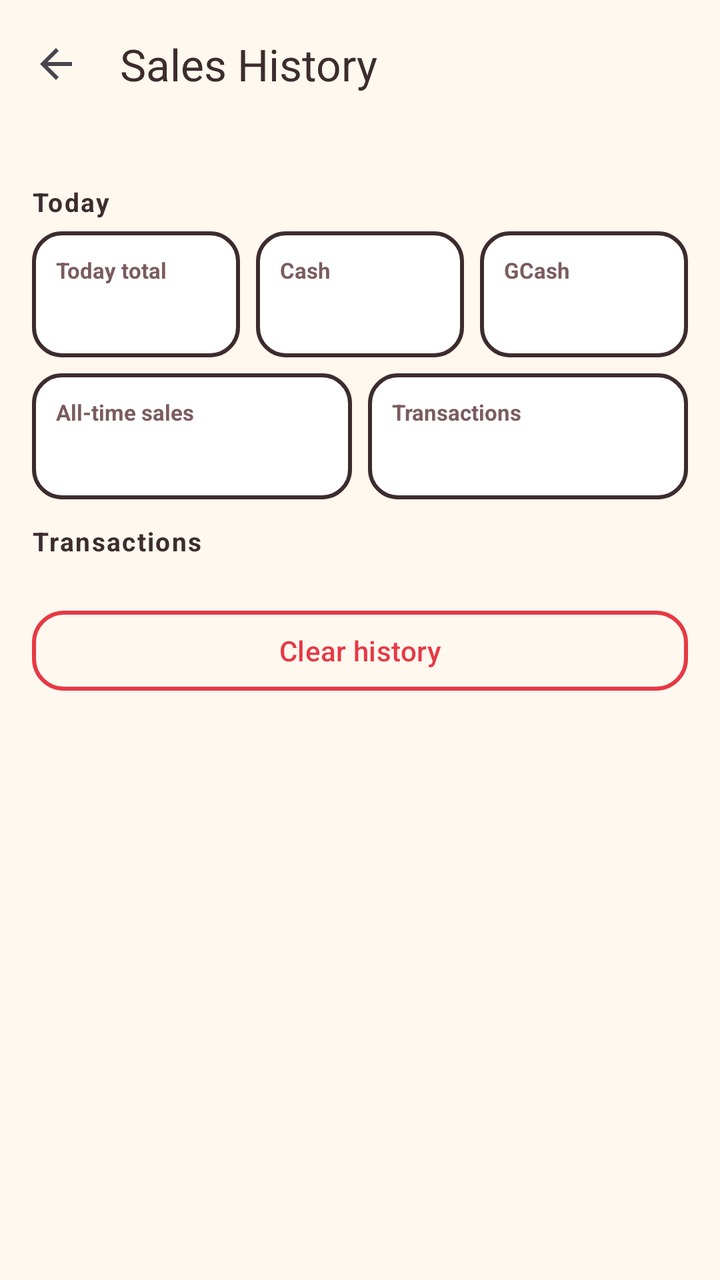
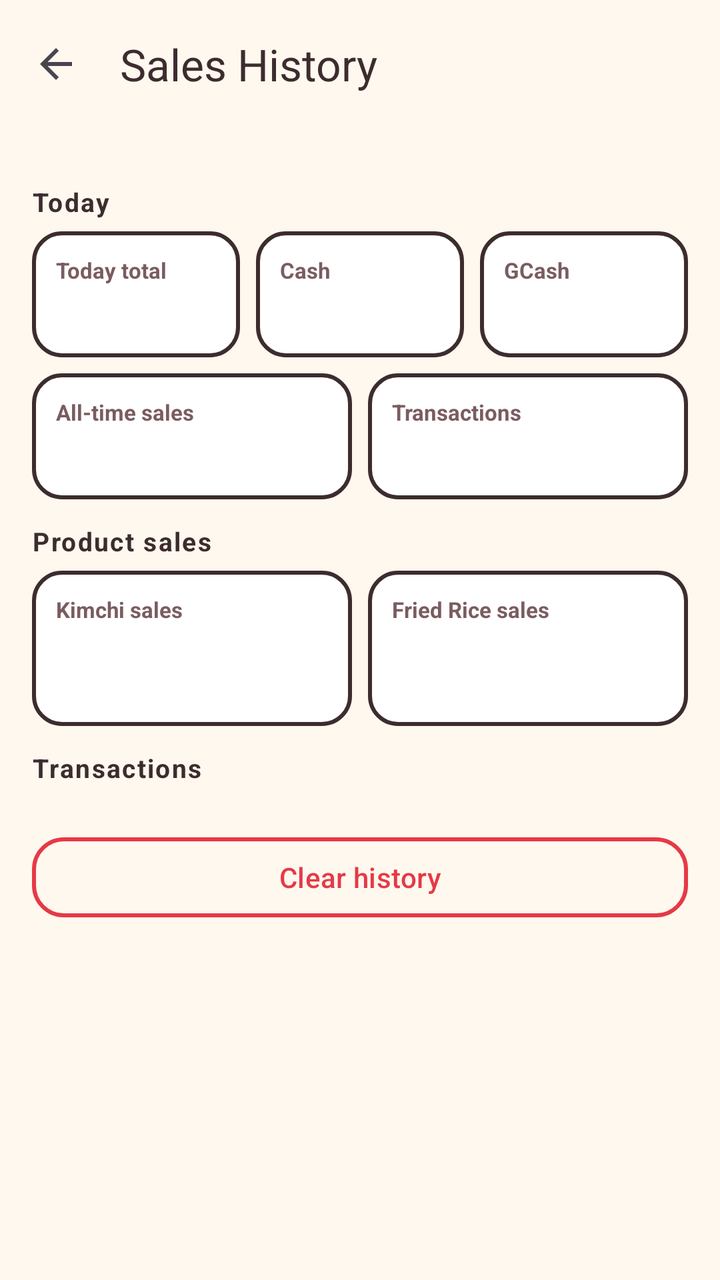

An Android layout rendered at two revisions. The XML below is the earlier revision; the diff shows what the commit changed to produce the second picture.
<!-- AndroidManifest.xml: application theme Theme.BojjisPOS -->
<!-- res/layout/activity_sales_history.xml -->
<?xml version="1.0" encoding="utf-8"?>
<LinearLayout xmlns:android="http://schemas.android.com/apk/res/android"
    xmlns:app="http://schemas.android.com/apk/res-auto"
    android:layout_width="match_parent"
    android:layout_height="match_parent"
    android:background="#FFF8EF"
    android:orientation="vertical">

    <com.google.android.material.appbar.MaterialToolbar
        android:id="@+id/toolbar"
        android:layout_width="match_parent"
        android:layout_height="?attr/actionBarSize"
        android:background="#FFF8EF"
        app:navigationIcon="?attr/homeAsUpIndicator"
        app:title="@string/history"
        app:titleTextColor="#3D2C2E" />

    <androidx.core.widget.NestedScrollView
        android:layout_width="match_parent"
        android:layout_height="match_parent">

        <LinearLayout
            android:layout_width="match_parent"
            android:layout_height="wrap_content"
            android:orientation="vertical"
            android:padding="16dp">

            <TextView
                style="@style/SectionLabel"
                android:text="@string/today" />

            <LinearLayout
                android:layout_width="match_parent"
                android:layout_height="wrap_content"
                android:orientation="horizontal">

                <LinearLayout
                    android:layout_width="0dp"
                    android:layout_height="wrap_content"
                    android:layout_weight="1"
                    android:orientation="vertical"
                    android:background="@drawable/bg_stat"
                    android:padding="12dp"
                    android:layout_marginEnd="4dp">

                    <TextView
                        android:layout_width="match_parent"
                        android:layout_height="wrap_content"
                        android:text="@string/today_total"
                        android:textColor="#7A5C60"
                        android:textSize="11sp"
                        android:textStyle="bold" />

                    <TextView
                        android:id="@+id/statTodayTotal"
                        android:layout_width="match_parent"
                        android:layout_height="wrap_content"
                        android:textColor="#E63946"
                        android:textSize="18sp"
                        android:textStyle="bold" />
                </LinearLayout>

                <LinearLayout
                    android:layout_width="0dp"
                    android:layout_height="wrap_content"
                    android:layout_weight="1"
                    android:orientation="vertical"
                    android:background="@drawable/bg_stat"
                    android:padding="12dp"
                    android:layout_marginStart="4dp"
                    android:layout_marginEnd="4dp">

                    <TextView
                        android:layout_width="match_parent"
                        android:layout_height="wrap_content"
                        android:text="@string/cash"
                        android:textColor="#7A5C60"
                        android:textSize="11sp"
                        android:textStyle="bold" />

                    <TextView
                        android:id="@+id/statTodayCash"
                        android:layout_width="match_parent"
                        android:layout_height="wrap_content"
                        android:textColor="#E63946"
                        android:textSize="18sp"
                        android:textStyle="bold" />
                </LinearLayout>

                <LinearLayout
                    android:layout_width="0dp"
                    android:layout_height="wrap_content"
                    android:layout_weight="1"
                    android:orientation="vertical"
                    android:background="@drawable/bg_stat"
                    android:padding="12dp"
                    android:layout_marginStart="4dp">

                    <TextView
                        android:layout_width="match_parent"
                        android:layout_height="wrap_content"
                        android:text="@string/gcash"
                        android:textColor="#7A5C60"
                        android:textSize="11sp"
                        android:textStyle="bold" />

                    <TextView
                        android:id="@+id/statTodayGcash"
                        android:layout_width="match_parent"
                        android:layout_height="wrap_content"
                        android:textColor="#E63946"
                        android:textSize="18sp"
                        android:textStyle="bold" />
                </LinearLayout>
            </LinearLayout>

            <LinearLayout
                android:layout_width="match_parent"
                android:layout_height="wrap_content"
                android:orientation="horizontal"
                android:layout_marginTop="8dp">

                <LinearLayout
                    android:layout_width="0dp"
                    android:layout_height="wrap_content"
                    android:layout_weight="1"
                    android:orientation="vertical"
                    android:background="@drawable/bg_stat"
                    android:padding="12dp"
                    android:layout_marginEnd="4dp">

                    <TextView
                        android:layout_width="match_parent"
                        android:layout_height="wrap_content"
                        android:text="@string/all_time"
                        android:textColor="#7A5C60"
                        android:textSize="11sp"
                        android:textStyle="bold" />

                    <TextView
                        android:id="@+id/statAllTime"
                        android:layout_width="match_parent"
                        android:layout_height="wrap_content"
                        android:textColor="#E63946"
                        android:textSize="18sp"
                        android:textStyle="bold" />
                </LinearLayout>

                <LinearLayout
                    android:layout_width="0dp"
                    android:layout_height="wrap_content"
                    android:layout_weight="1"
                    android:orientation="vertical"
                    android:background="@drawable/bg_stat"
                    android:padding="12dp"
                    android:layout_marginStart="4dp">

                    <TextView
                        android:layout_width="match_parent"
                        android:layout_height="wrap_content"
                        android:text="@string/total_txns"
                        android:textColor="#7A5C60"
                        android:textSize="11sp"
                        android:textStyle="bold" />

                    <TextView
                        android:id="@+id/statCount"
                        android:layout_width="match_parent"
                        android:layout_height="wrap_content"
                        android:textColor="#E63946"
                        android:textSize="18sp"
                        android:textStyle="bold" />
                </LinearLayout>
            </LinearLayout>

            <TextView
                style="@style/SectionLabel"
                android:text="@string/transactions"
                android:layout_marginTop="12dp" />

            <TextView
                android:id="@+id/emptyState"
                android:layout_width="match_parent"
                android:layout_height="wrap_content"
                android:text="@string/no_sales"
                android:textAlignment="center"
                android:textColor="#7A5C60"
                android:padding="24dp"
                android:visibility="gone" />

            <androidx.recyclerview.widget.RecyclerView
                android:id="@+id/salesList"
                android:layout_width="match_parent"
                android:layout_height="wrap_content"
                android:nestedScrollingEnabled="false" />

            <com.google.android.material.button.MaterialButton
                android:id="@+id/btnClear"
                style="@style/Widget.Material3.Button.OutlinedButton"
                android:layout_width="match_parent"
                android:layout_height="wrap_content"
                android:layout_marginTop="16dp"
                android:layout_marginBottom="24dp"
                android:text="@string/clear_history"
                android:textColor="#E63946"
                app:cornerRadius="16dp"
                app:strokeColor="#E63946"
                app:strokeWidth="2dp" />
        </LinearLayout>
    </androidx.core.widget.NestedScrollView>
</LinearLayout>
<!-- resources referenced by this layout -->
<resources>
  <!-- drawable bg_stat (drawable) -->
  <?xml version="1.0" encoding="utf-8"?>
  <shape xmlns:android="http://schemas.android.com/apk/res/android" android:shape="rectangle">
      <solid android:color="#FFFFFF" />
      <corners android:radius="14dp" />
      <stroke android:width="2dp" android:color="#3D2C2E" />
  </shape>
  <string name="all_time">All-time sales</string>
  <string name="cash">Cash</string>
  <string name="clear_history">Clear history</string>
  <string name="gcash">GCash</string>
  <string name="history">Sales History</string>
  <string name="no_sales">No sales yet</string>
  <string name="today">Today</string>
  <string name="today_total">Today total</string>
  <string name="total_txns">Transactions</string>
  <string name="transactions">Transactions</string>
  <style name="SectionLabel">
          <item name="android:layout_width">match_parent</item>
          <item name="android:layout_height">wrap_content</item>
          <item name="android:textStyle">bold</item>
          <item name="android:textColor">@color/ink</item>
          <item name="android:textSize">13sp</item>
          <item name="android:layout_marginTop">12dp</item>
          <item name="android:layout_marginBottom">6dp</item>
          <item name="android:letterSpacing">0.06</item>
      </style>
  <style name="Theme.BojjisPOS" parent="Theme.Material3.Light.NoActionBar">
          <item name="colorPrimary">@color/red</item>
          <item name="colorOnPrimary">@color/white</item>
          <item name="colorSecondary">@color/red_bright</item>
          <item name="colorOnSecondary">@color/white</item>
          <item name="android:statusBarColor">@color/cream</item>
          <item name="android:windowLightStatusBar">true</item>
          <item name="android:navigationBarColor">@color/cream</item>
          <item name="colorSurface">@color/white</item>
          <item name="colorOnSurface">@color/ink</item>
      </style>
  <color name="ink">#3D2C2E</color>
  <color name="red">#E63946</color>
  <color name="white">#FFFFFF</color>
  <color name="red_bright">#FF5D5D</color>
  <color name="cream">#FFF8EF</color>
</resources>

<!-- the commit's change to res/layout/activity_sales_history.xml (unified diff, before → after) -->
@@ -170,6 +170,83 @@
                         android:textColor="#E63946"
                         android:textSize="18sp"
                         android:textStyle="bold" />
+                </LinearLayout>
+            </LinearLayout>
+
+            <TextView
+                style="@style/SectionLabel"
+                android:text="@string/product_sales"
+                android:layout_marginTop="12dp" />
+
+            <LinearLayout
+                android:layout_width="match_parent"
+                android:layout_height="wrap_content"
+                android:orientation="horizontal">
+
+                <LinearLayout
+                    android:layout_width="0dp"
+                    android:layout_height="wrap_content"
+                    android:layout_weight="1"
+                    android:orientation="vertical"
+                    android:background="@drawable/bg_stat"
+                    android:padding="12dp"
+                    android:layout_marginEnd="4dp">
+
+                    <TextView
+                        android:layout_width="match_parent"
+                        android:layout_height="wrap_content"
+                        android:text="@string/kimchi_sales"
+                        android:textColor="#7A5C60"
+                        android:textSize="11sp"
+                        android:textStyle="bold" />
+
+                    <TextView
+                        android:id="@+id/statKimchiSales"
+                        android:layout_width="match_parent"
+                        android:layout_height="wrap_content"
+                        android:textColor="#E63946"
+                        android:textSize="18sp"
+                        android:textStyle="bold" />
+
+                    <TextView
+                        android:id="@+id/statKimchiQty"
+                        android:layout_width="match_parent"
+                        android:layout_height="wrap_content"
+                        android:textColor="#7A5C60"
+                        android:textSize="11sp" />
+                </LinearLayout>
+
+                <LinearLayout
+                    android:layout_width="0dp"
+                    android:layout_height="wrap_content"
+                    android:layout_weight="1"
+                    android:orientation="vertical"
+                    android:background="@drawable/bg_stat"
+                    android:padding="12dp"
+                    android:layout_marginStart="4dp">
+
+                    <TextView
+                        android:layout_width="match_parent"
+                        android:layout_height="wrap_content"
+                        android:text="@string/rice_sales"
+                        android:textColor="#7A5C60"
+                        android:textSize="11sp"
+                        android:textStyle="bold" />
+
+                    <TextView
+                        android:id="@+id/statRiceSales"
+                        android:layout_width="match_parent"
+                        android:layout_height="wrap_content"
+                        android:textColor="#E63946"
+                        android:textSize="18sp"
+                        android:textStyle="bold" />
+
+                    <TextView
+                        android:id="@+id/statRiceQty"
+                        android:layout_width="match_parent"
+                        android:layout_height="wrap_content"
+                        android:textColor="#7A5C60"
+                        android:textSize="11sp" />
                 </LinearLayout>
             </LinearLayout>
 
<!-- resource entries referenced after the edit -->
@@ -12,7 +12,10 @@
   <string name="clear_history">Clear history</string>
   <string name="gcash">GCash</string>
   <string name="history">Sales History</string>
+  <string name="kimchi_sales">Kimchi sales</string>
   <string name="no_sales">No sales yet</string>
+  <string name="product_sales">Product sales</string>
+  <string name="rice_sales">Fried Rice sales</string>
   <string name="today">Today</string>
   <string name="today_total">Today total</string>
   <string name="total_txns">Transactions</string>
